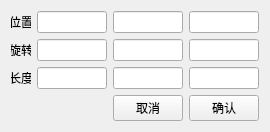
Qt form Qt/Resources/UI/igQtBoxSettingDialog.ui (hu-shuhan/editOpeniGame) before a commit.
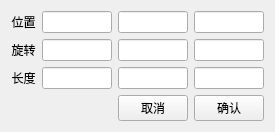
The same form after that commit.

```diff
--- a/Qt/Resources/UI/igQtBoxSettingDialog.ui
+++ b/Qt/Resources/UI/igQtBoxSettingDialog.ui
@@ -6,7 +6,7 @@
    <rect>
     <x>0</x>
     <y>0</y>
-    <width>252</width>
+    <width>259</width>
     <height>99</height>
    </rect>
   </property>
@@ -22,9 +22,15 @@
        <verstretch>0</verstretch>
       </sizepolicy>
      </property>
+     <property name="minimumSize">
+      <size>
+       <width>25</width>
+       <height>0</height>
+      </size>
+     </property>
      <property name="maximumSize">
       <size>
-       <width>20</width>
+       <width>25</width>
        <height>16777215</height>
       </size>
      </property>
@@ -44,9 +50,15 @@
        <verstretch>0</verstretch>
       </sizepolicy>
      </property>
+     <property name="minimumSize">
+      <size>
+       <width>25</width>
+       <height>0</height>
+      </size>
+     </property>
      <property name="maximumSize">
       <size>
-       <width>20</width>
+       <width>25</width>
        <height>16777215</height>
       </size>
      </property>
@@ -191,9 +203,15 @@
        <verstretch>0</verstretch>
       </sizepolicy>
      </property>
+     <property name="minimumSize">
+      <size>
+       <width>25</width>
+       <height>0</height>
+      </size>
+     </property>
      <property name="maximumSize">
       <size>
-       <width>20</width>
+       <width>25</width>
        <height>16777215</height>
       </size>
      </property>
```
